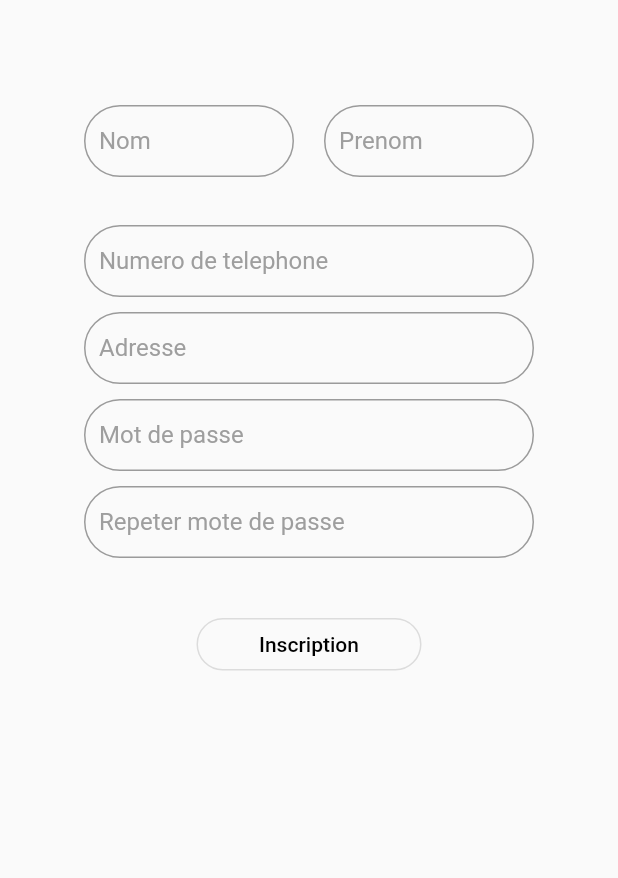
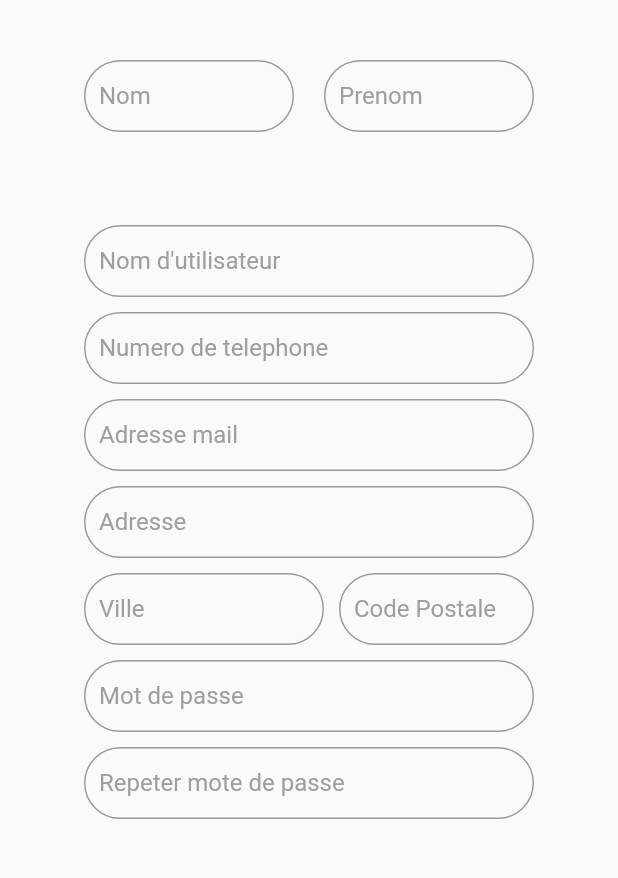
Before and after one commit to fayssalmechmeche/Projet-Work-r, a Flutter app: the RegisterPage screen opened by its route, on a phone screen of 412 x 824 dp, the part 309-1187 px from its top. Run offline on Flutter 3.47's test engine with Material 2 defaults, Android fonts, the phone set to English and light mode, and no system bars; our stand-ins replace google_nav_bar.

Commit message:
Update register.dart

```diff
--- a/lib/view/Register/register.dart
+++ b/lib/view/Register/register.dart
@@ -18,7 +18,9 @@ class _RegisterPageState extends State<RegisterPage> {
     var passwordController = TextEditingController();
     var telephoneController = TextEditingController();
     var adressController = TextEditingController();
-
+    var codePostaleController = TextEditingController();
+    var adresseController = TextEditingController();
+    var villeController = TextEditingController();
     return Scaffold(
       appBar: AppBar(
         backgroundColor: Colors.transparent,
@@ -26,20 +28,23 @@ class _RegisterPageState extends State<RegisterPage> {
         elevation: 0,
       ),
       body: SafeArea(
-        child: Row(
-          mainAxisAlignment: MainAxisAlignment.center,
-          children: <Widget>[
-            Column(
+          child: Column(
         children: <Widget>[
           Container(
             width: 150,
             height: 150,
             child: Image.asset("assets/logo.png"),
           ),
+          SizedBox(
+            height: 550,
+            child: ListView(
+              shrinkWrap: true,
+              children: [
                 Row(
+                  mainAxisAlignment: MainAxisAlignment.center,
                   children: [
                     Container(
-                      padding: const EdgeInsets.only(top: 70, right: 10),
+                      padding: const EdgeInsets.only(top: 40, right: 10),
                       width: 150,
                       height: 150,
                       child: TextFormField(
@@ -61,7 +66,7 @@ class _RegisterPageState extends State<RegisterPage> {
                       ),
                     ),
                     Container(
-                      padding: const EdgeInsets.only(top: 70, left: 10),
+                      padding: const EdgeInsets.only(top: 40, left: 10),
                       width: 150,
                       height: 150,
                       child: TextFormField(
@@ -87,6 +92,27 @@ class _RegisterPageState extends State<RegisterPage> {
                 Column(
                   children: [
                     Container(
+                      padding: const EdgeInsets.only(top: 0),
+                      width: 300,
+                      child: TextFormField(
+                        controller: adressController,
+                        cursorColor: Colors.grey,
+                        decoration: InputDecoration(
+                          border: OutlineInputBorder(
+                            borderRadius: BorderRadius.circular(90.0),
+                          ),
+                          focusedBorder: OutlineInputBorder(
+                            borderSide: const BorderSide(color: Colors.grey),
+                            borderRadius: BorderRadius.circular(90.0),
+                          ),
+                          contentPadding: const EdgeInsets.all(10),
+                          labelText: "Nom d'utilisateur",
+                          labelStyle: TextStyle(color: Colors.grey),
+                        ),
+                      ),
+                    ),
+                    Container(
+                      padding: const EdgeInsets.only(top: 10),
                       width: 300,
                       child: TextFormField(
                         controller: telephoneController,
@@ -120,11 +146,72 @@ class _RegisterPageState extends State<RegisterPage> {
                             borderRadius: BorderRadius.circular(90.0),
                           ),
                           contentPadding: const EdgeInsets.all(10),
-                          labelText: "Adresse",
+                          labelText: "Adresse mail",
                           labelStyle: TextStyle(color: Colors.grey),
                         ),
                       ),
                     ),
+                    Container(
+                      padding: const EdgeInsets.only(top: 10),
+                      width: 300,
+                      child: TextFormField(
+                        cursorColor: Colors.grey,
+                        controller: adresseController,
+                        decoration: InputDecoration(
+                            border: OutlineInputBorder(
+                              borderRadius: BorderRadius.circular(90.0),
+                            ),
+                            focusedBorder: OutlineInputBorder(
+                              borderSide: const BorderSide(color: Colors.grey),
+                              borderRadius: BorderRadius.circular(90.0),
+                            ),
+                            contentPadding: const EdgeInsets.all(10),
+                            label: const Text("Adresse"),
+                            labelStyle: const TextStyle(color: Colors.grey)),
+                      ),
+                    ),
+                    Row(mainAxisAlignment: MainAxisAlignment.center, children: [
+                      Container(
+                        padding: const EdgeInsets.only(top: 10, right: 10),
+                        width: 170,
+                        child: TextFormField(
+                          cursorColor: Colors.grey,
+                          controller: villeController,
+                          decoration: InputDecoration(
+                              border: OutlineInputBorder(
+                                borderRadius: BorderRadius.circular(90.0),
+                              ),
+                              focusedBorder: OutlineInputBorder(
+                                borderSide:
+                                    const BorderSide(color: Colors.grey),
+                                borderRadius: BorderRadius.circular(90.0),
+                              ),
+                              contentPadding: const EdgeInsets.all(10),
+                              label: const Text("Ville"),
+                              labelStyle: const TextStyle(color: Colors.grey)),
+                        ),
+                      ),
+                      Container(
+                        padding: const EdgeInsets.only(top: 10),
+                        width: 130,
+                        child: TextFormField(
+                          cursorColor: Colors.grey,
+                          controller: codePostaleController,
+                          decoration: InputDecoration(
+                              border: OutlineInputBorder(
+                                borderRadius: BorderRadius.circular(90.0),
+                              ),
+                              focusedBorder: OutlineInputBorder(
+                                borderSide:
+                                    const BorderSide(color: Colors.grey),
+                                borderRadius: BorderRadius.circular(90.0),
+                              ),
+                              contentPadding: const EdgeInsets.all(10),
+                              label: const Text("Code Postale"),
+                              labelStyle: const TextStyle(color: Colors.grey)),
+                        ),
+                      )
+                    ]),
                     Container(
                       padding: const EdgeInsets.only(top: 10),
                       width: 300,
@@ -187,12 +274,12 @@ class _RegisterPageState extends State<RegisterPage> {
                               style: TextStyle(color: Colors.black)),
                         )),
                   ],
-                )
-              ],
-            )
+                ),
               ],
             ),
           ),
+        ],
+      )),
     );
   }
 }
```
Lines whose indentation alone changed are shown as unchanged.
